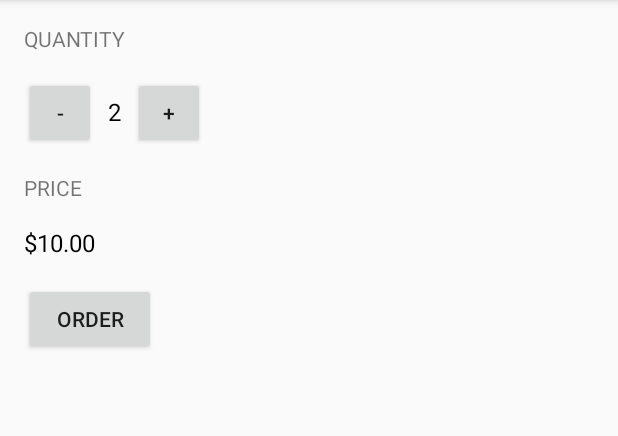
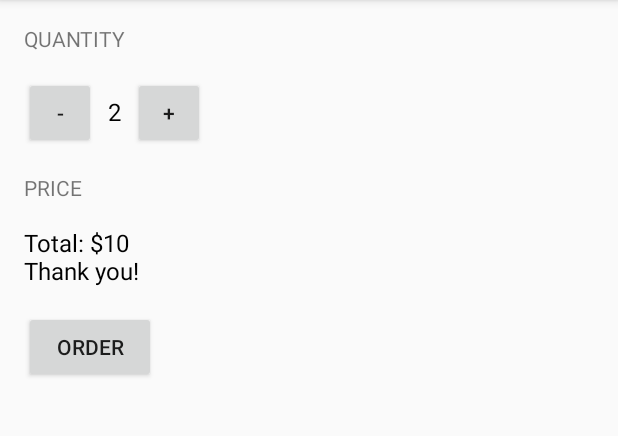
Before and after one commit to diegohdez90/JustJava, an Android app: the screen it shows after launch (MainActivity), after a tap on "ORDER", on a phone screen of 412 x 824 dp, the part 84-520 px from its top. Run offline under Robolectric (Android 15) with nearby library versions, the phone set to English and light mode, and no system bars.

Commit message:
feat(MainActivity): update submit order message to display a thank you message with total to pay

```diff
--- a/app/src/main/java/com/example/android/justjava/MainActivity.java
+++ b/app/src/main/java/com/example/android/justjava/MainActivity.java
@@ -17,7 +17,9 @@ public class MainActivity extends AppCompatActivity {
     }
 
     public void submitOrder(View view){
-        displayPrice(quantity * 5);
+        String message = "Total: $" + (quantity * 5);
+        message = message + "\nThank you!";
+        displayMessage(message);
     }
 
     public void display(int number){
@@ -33,6 +35,14 @@ public class MainActivity extends AppCompatActivity {
         priceTextView.setText(NumberFormat.getCurrencyInstance().format(number));
     }
 
+    /**
+     * This method displays the given text on the screen.
+     */
+    private void displayMessage(String message) {
+        TextView priceTextView = (TextView) findViewById(R.id.price_text_view);
+        priceTextView.setText(message);
+    }
+
     public void increment(View view) {
         quantity = quantity + 1;
         display(quantity);
```
